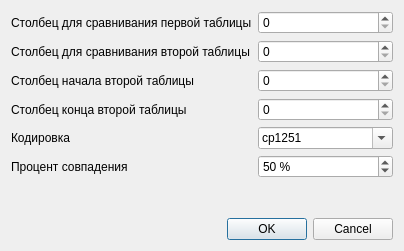
Qt form src/resources/ui/config_dialog.ui (wmigor/juxtaposer) before a commit.
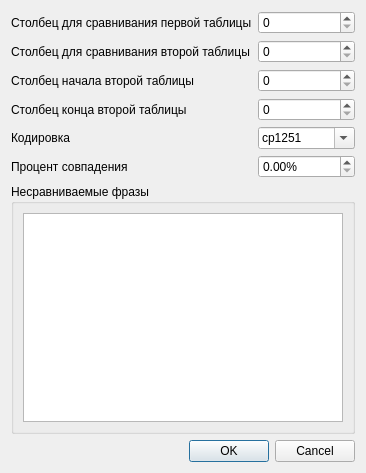
The same form after that commit.

The edit to the form file:
```diff
--- a/src/resources/ui/config_dialog.ui
+++ b/src/resources/ui/config_dialog.ui
@@ -6,8 +6,8 @@
    <rect>
     <x>0</x>
     <y>0</y>
-    <width>404</width>
-    <height>251</height>
+    <width>366</width>
+    <height>473</height>
    </rect>
   </property>
   <property name="windowTitle">
@@ -16,6 +16,9 @@
   <layout class="QVBoxLayout" name="verticalLayout">
    <item>
     <layout class="QFormLayout" name="formLayout_2">
+     <property name="fieldGrowthPolicy">
+      <enum>QFormLayout::AllNonFixedFieldsGrow</enum>
+     </property>
      <item row="0" column="0">
       <widget class="QLabel" name="l_column1">
        <property name="text">
@@ -88,20 +91,38 @@
       </widget>
      </item>
      <item row="5" column="1">
-      <widget class="QSpinBox" name="sb_min_ratio">
+      <widget class="QDoubleSpinBox" name="sb_min_ratio">
+       <property name="toolTip">
+        <string>Совпадения ниже этого процента будут посвечены красным цветом</string>
+       </property>
        <property name="suffix">
-        <string> %</string>
+        <string>%</string>
        </property>
        <property name="maximum">
-        <number>100</number>
-       </property>
-       <property name="value">
-        <number>50</number>
+        <double>100.000000000000000</double>
        </property>
       </widget>
      </item>
     </layout>
    </item>
+   <item>
+    <widget class="QGroupBox" name="groupBox">
+     <property name="title">
+      <string>Несравниваемые фразы</string>
+     </property>
+     <property name="flat">
+      <bool>false</bool>
+     </property>
+     <property name="checkable">
+      <bool>false</bool>
+     </property>
+     <layout class="QVBoxLayout" name="verticalLayout_2">
+      <item>
+       <widget class="QTextEdit" name="te_excepted_words"/>
+      </item>
+     </layout>
+    </widget>
+   </item>
    <item>
     <widget class="QDialogButtonBox" name="button_box">
      <property name="standardButtons">
```
Left out of the diff: 17 changed lines with no effect on the pictures.
